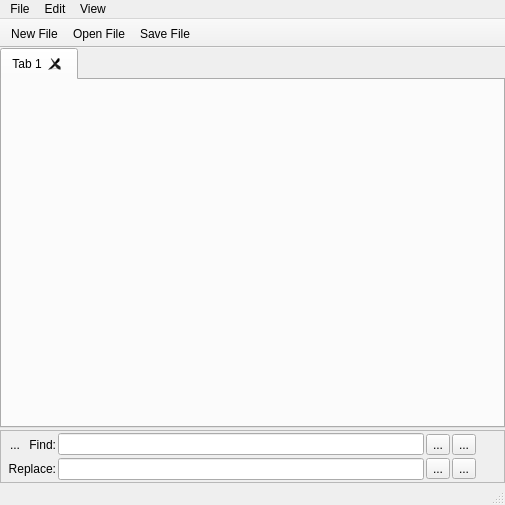
Old version of the form src-qt5/desktop-utils/lumina-textedit/MainUI.ui in the repository lumina-desktop/lumina.
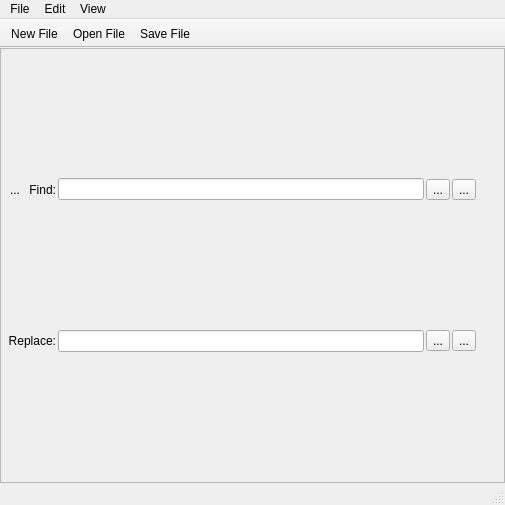
New version of the form.

Diff of the .ui file:
```diff
--- a/src-qt5/desktop-utils/lumina-textedit/MainUI.ui
+++ b/src-qt5/desktop-utils/lumina-textedit/MainUI.ui
@@ -33,30 +33,6 @@
     <property name="bottomMargin">
      <number>0</number>
     </property>
-    <item>
-     <widget class="QTabWidget" name="tabWidget">
-      <property name="focusPolicy">
-       <enum>Qt::NoFocus</enum>
-      </property>
-      <property name="tabPosition">
-       <enum>QTabWidget::North</enum>
-      </property>
-      <property name="tabShape">
-       <enum>QTabWidget::Rounded</enum>
-      </property>
-      <property name="tabsClosable">
-       <bool>true</bool>
-      </property>
-      <property name="movable">
-       <bool>true</bool>
-      </property>
-      <widget class="QWidget" name="tab">
-       <attribute name="title">
-        <string>Tab 1</string>
-       </attribute>
-      </widget>
-     </widget>
-    </item>
     <item>
      <widget class="QFrame" name="groupReplace">
       <property name="frameShape">
```
